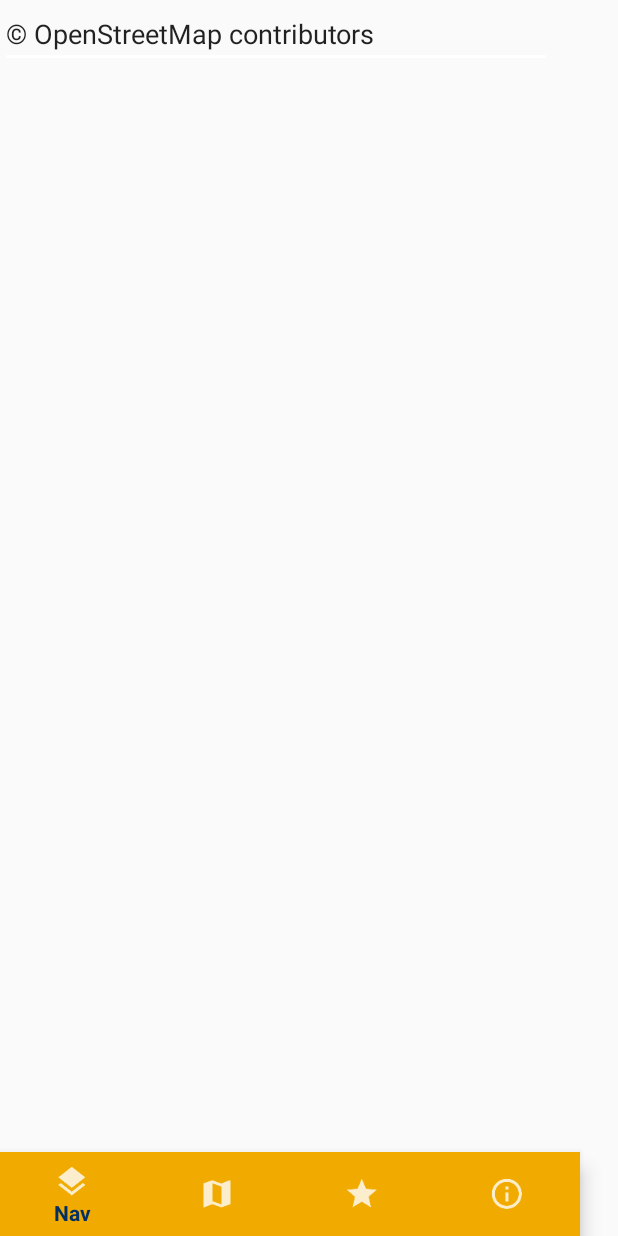
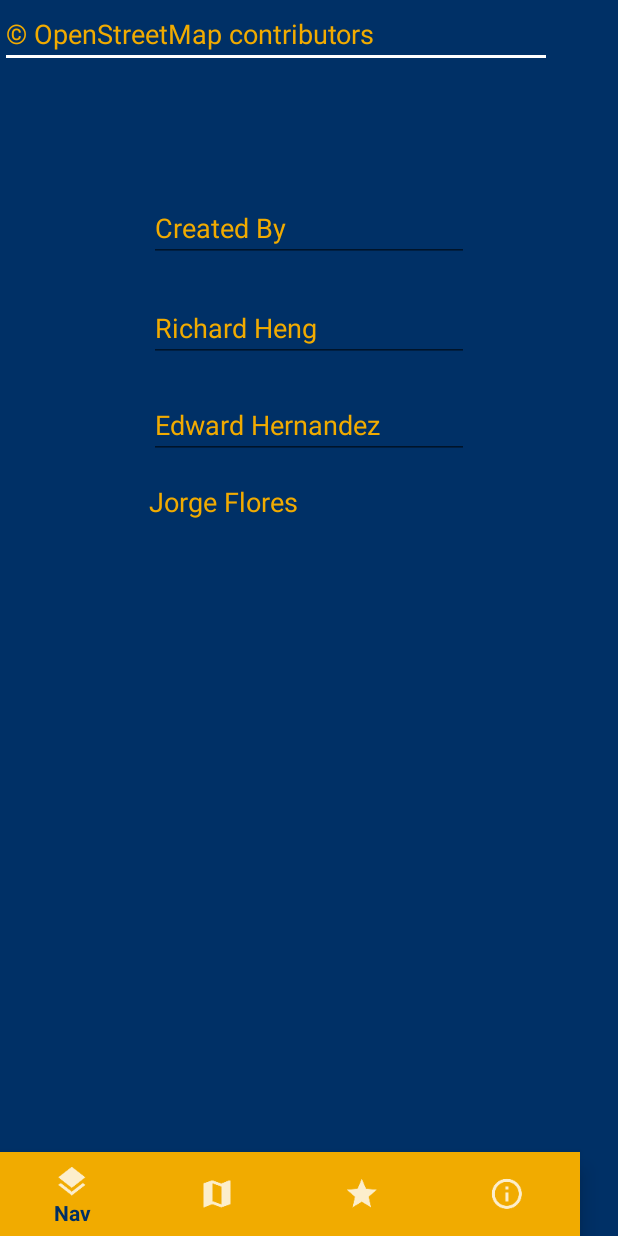
Before and after one commit to rheng001/UCRmap, an Android app: the AboutActivity screen opened directly, with no data from a screen before it, on a phone screen of 412 x 824 dp. Run offline under Robolectric (Android 15) with nearby library versions, the phone set to English and light mode, and no system bars; 4 statements that could not run were skipped.

Commit message:
Changed
Changed About

```diff
--- a/app/src/main/res/layout/activity_about.xml
+++ b/app/src/main/res/layout/activity_about.xml
@@ -4,6 +4,7 @@
     xmlns:tools="http://schemas.android.com/tools"
     android:layout_width="match_parent"
     android:layout_height="match_parent"
+    android:background='@color/colorPrimaryDark'
     tools:context="ucr.ucrmap.AboutActivity">
 
     <android.support.design.widget.BottomNavigationView
@@ -26,6 +27,61 @@
         android:ems="10"
         android:inputType="textPersonName"
         android:text="© OpenStreetMap contributors"
+        android:textColor="@color/colorPrimary"
         tools:layout_editor_absoluteX="8dp"
         tools:layout_editor_absoluteY="43dp" />
+
+    <EditText
+        android:id="@+id/editText5"
+        android:layout_width="wrap_content"
+        android:layout_height="wrap_content"
+        android:layout_below="@+id/editText3"
+        android:layout_centerHorizontal="true"
+        android:layout_marginTop="84dp"
+        android:ems="10"
+        android:inputType="textPersonName"
+        android:textColor="@color/colorPrimary"
+        android:text="Created By" />
+
+    <EditText
+        android:id="@+id/editText6"
+        android:layout_width="wrap_content"
+        android:layout_height="wrap_content"
+        android:layout_alignEnd="@+id/editText5"
+        android:layout_alignRight="@+id/editText5"
+        android:layout_below="@+id/editText5"
+        android:layout_marginTop="21dp"
+        android:textColor="@color/colorPrimary"
+        android:ems="10"
+        android:inputType="textPersonName"
+        android:text="Richard Heng" />
+
+    <EditText
+        android:id="@+id/editText7"
+        android:layout_width="wrap_content"
+        android:layout_height="wrap_content"
+        android:ems="10"
+        android:inputType="textPersonName"
+        android:text="Edward Hernandez"
+        android:textColor="@color/colorPrimary"
+        android:layout_below="@+id/editText6"
+        android:layout_alignLeft="@+id/editText6"
+        android:layout_alignStart="@+id/editText6"
+        android:layout_marginTop="19dp" />
+
+    <EditText
+        android:id="@+id/editText8"
+        android:layout_width="wrap_content"
+        android:layout_height="wrap_content"
+        android:layout_marginTop="16dp"
+        android:ems="10"
+        android:inputType="textPersonName"
+        android:text="Jorge Flores"
+        android:background='@color/colorPrimaryDark'
+        android:textColor="@color/colorPrimary"
+        android:layout_below="@+id/editText7"
+        android:layout_alignLeft="@+id/editText7"
+        android:layout_alignStart="@+id/editText7" />
+
+
 </RelativeLayout>
```
